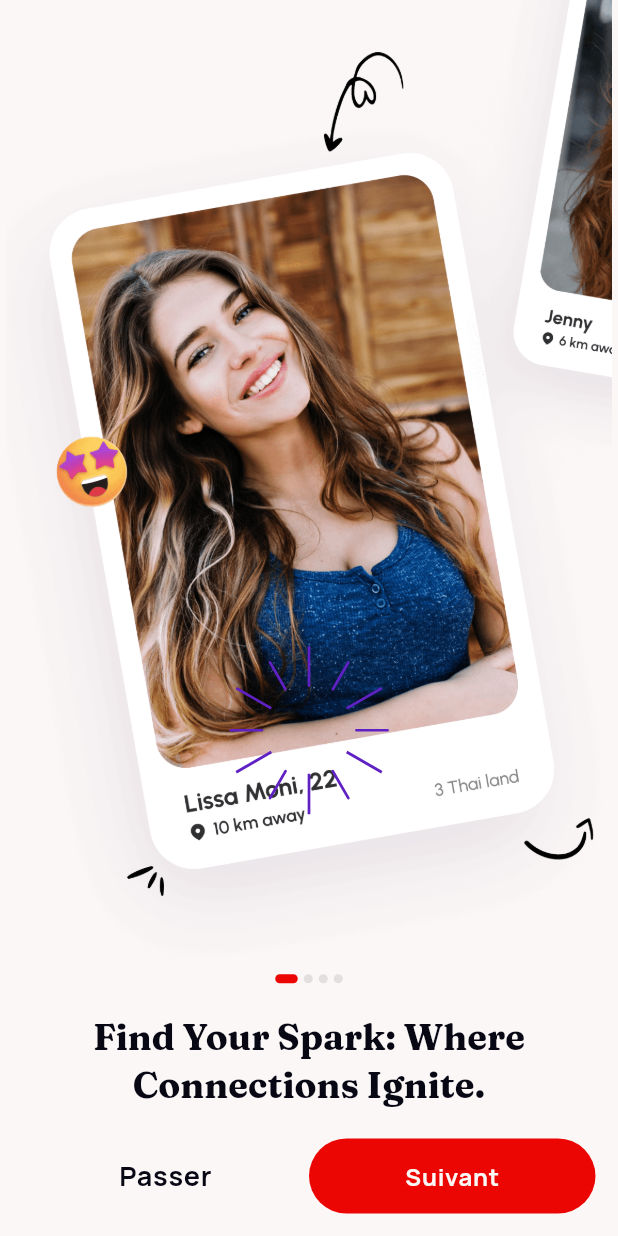
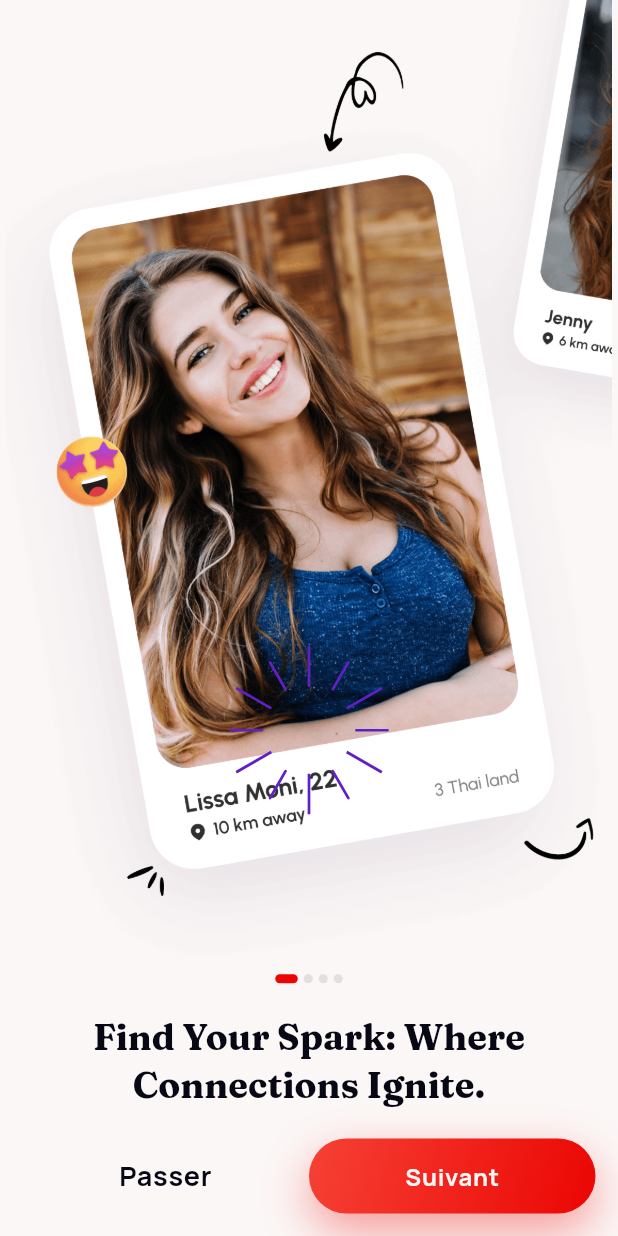
Before and after one commit to DontMove225/LovMy, a Flutter app: the screen it shows after launch, on a phone screen of 412 x 824 dp. Run offline on Flutter 3.47's test engine with Material 3 defaults, Android fonts, the phone set to English and light mode, and no system bars; our stand-ins replace camera, carousel_slider, cloud_firestore, dio, emoji_picker_flutter, firebase_auth and 27 more; missing offline and left inert: agora_rtc_engine, flutter_swipe_detector, onesignal_flutter, razorpay_flutter, webview_flutter_android, webview_flutter_wkwebview; accounts and stored records are empty; network calls fail.

Commit message:
style: bold gradient buttons/inputs, dark-mode contrast, overflow fix
MainButton and TextFieldPro get the bold gradient/glow dating-app
treatment (gradient CTA with colored glow, ripple, rounded shadowed
inputs). Fixes dark-mode text contrast (textDark/text1Dark to white)
and an overflow risk on the Premium badge row in home_screen (wrapped
in FittedBox). Drops an unused SvgPicture import/logo in auth_screen.

Co-Authored-By: Claude Sonnet 5 <noreply@anthropic.com>

```diff
--- a/lib/core/ui.dart
+++ b/lib/core/ui.dart
@@ -45,8 +45,8 @@ class AppColors {
   static Color appBgColordart = obsidian;
   static Color textLight = obsidian;
   static Color text1Light = steelMidnight;
-  static Color textDark = ivory;
-  static Color text1Dark = tenderRose;
+  static Color textDark = Colors.white;
+  static Color text1Dark = Colors.white;
   static Color greyDark = const Color(0xff979491);
   static Color greyLight = const Color(0xffE2E8F0);
   static Color white = ivory;
--- a/lib/presentation/screens/splash_bording/auth_screen.dart
+++ b/lib/presentation/screens/splash_bording/auth_screen.dart
@@ -13,7 +13,6 @@ import 'package:lovmy/presentation/widgets/sizeboxx.dart';
 import 'package:flutter/gestures.dart';
 import 'package:flutter/material.dart';
 import 'package:flutter_bloc/flutter_bloc.dart';
-import 'package:flutter_svg/svg.dart';
 import 'package:permission_handler/permission_handler.dart';
 import 'package:provider/provider.dart';
 import 'package:shared_preferences/shared_preferences.dart';
@@ -106,7 +105,6 @@ class _AuthScreenState extends State<AuthScreen> with TickerProviderStateMixin {
                       crossAxisAlignment: CrossAxisAlignment.center,
                       children: [
                         const SizBoxH(size: 0.02),
-                        SvgPicture.asset("assets/Image/appLogo.svg",height: 60,width: 60,),
                         const Spacer(flex: 6),
                         Text(AppLocalizations.of(context)?.translate("Let's dive in into your account!") ?? "Let's dive in into your account!",style: Theme.of(context).textTheme.bodyMedium!.copyWith(color: AppColors.white),),
 
--- a/lib/presentation/widgets/main_button.dart
+++ b/lib/presentation/widgets/main_button.dart
@@ -21,13 +21,14 @@ class MainButton extends StatelessWidget {
 
   @override
   Widget build(BuildContext context) {
-    return ElevatedButton(
-        style: Theme.of(context).elevatedButtonTheme.style!.copyWith(backgroundColor: MaterialStatePropertyAll(bgColor),shape: MaterialStatePropertyAll(RoundedRectangleBorder(borderRadius: BorderRadius.circular(radius ?? 12)))),
-        onPressed: onTap ?? () {},
-        child: error != null && error! ?  LoadingAnimationWidget.staggeredDotsWave(
+    final borderRadius = BorderRadius.circular(radius ?? 14);
+
+    final content = error != null && error!
+        ? LoadingAnimationWidget.staggeredDotsWave(
             size: 30,
             color: Colors.white,
-        ) : Row(
+          )
+        : Row(
             mainAxisAlignment: MainAxisAlignment.center,
             children: [
               iconpath?.isEmpty ?? true
@@ -53,6 +54,67 @@ class MainButton extends StatelessWidget {
                 ),
               ),
             ],
-        ));
+          );
+
+    // Bouton avec couleur explicite (secondaire/ghost) — fond plat, ombre lÃ©gÃ¨re
+    // pour signaler quand mÃªme que c'est tapable.
+    if (bgColor != null) {
+      return Container(
+        decoration: BoxDecoration(
+          borderRadius: borderRadius,
+          boxShadow: [
+            BoxShadow(
+              color: Colors.black.withOpacity(0.10),
+              blurRadius: 14,
+              offset: const Offset(0, 5),
+            ),
+          ],
+        ),
+        child: Material(
+          color: bgColor,
+          borderRadius: borderRadius,
+          child: InkWell(
+            borderRadius: borderRadius,
+            onTap: onTap ?? () {},
+            child: Container(
+              height: 50,
+              alignment: Alignment.center,
+              child: content,
+            ),
+          ),
+        ),
+      );
+    }
+
+    // Bouton principal par dÃ©faut â dÃ©gradÃ© Passion de la charte + lueur,
+    // avec effet ripple au tap pour une affordance claire.
+    return Container(
+      decoration: BoxDecoration(
+        borderRadius: borderRadius,
+        gradient: AppColors.gradientPrimary,
+        boxShadow: [
+          BoxShadow(
+            color: AppColors.passionRed.withOpacity(0.38),
+            blurRadius: 26,
+            offset: const Offset(0, 12),
+          ),
+        ],
+      ),
+      child: Material(
+        color: Colors.transparent,
+        borderRadius: borderRadius,
+        child: InkWell(
+          borderRadius: borderRadius,
+          onTap: onTap ?? () {},
+          splashColor: Colors.white.withOpacity(0.18),
+          highlightColor: Colors.white.withOpacity(0.10),
+          child: Container(
+            height: 50,
+            alignment: Alignment.center,
+            child: content,
+          ),
+        ),
+      ),
+    );
   }
 }
```
Also changed, not shown: lib/presentation/screens/BottomNavBar/home_screen.dart (+10 -2 lines), lib/presentation/widgets/textfield.dart (+18 -5 lines). Lines whose indentation alone changed are shown as unchanged.
